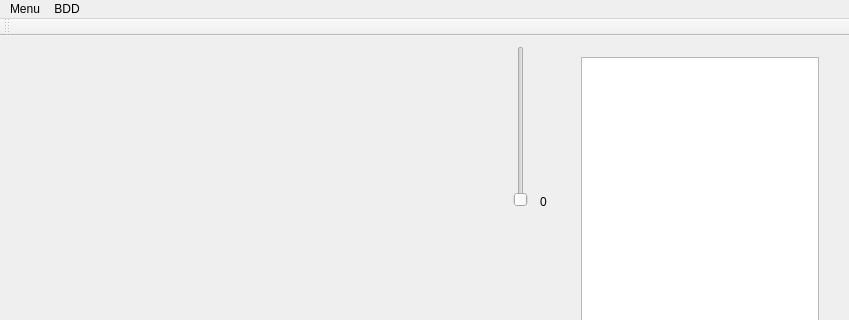
Old version of the form carte.ui in the repository s0lstice/carto-qt; both pictures show x 0 to 849 and y 0 to 320 of the 849 by 631 pixel window.
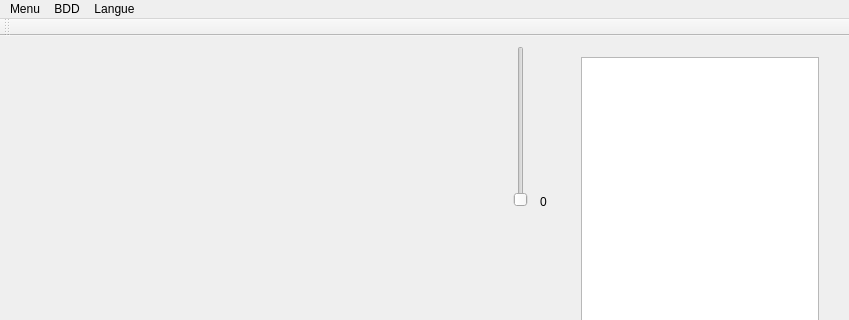
New version of the form.

```diff
--- a/carte.ui
+++ b/carte.ui
@@ -180,8 +180,16 @@
     <addaction name="actionGestion_BDD"/>
     <addaction name="actionExport_BDD"/>
    </widget>
+   <widget class="QMenu" name="menuLangue">
+    <property name="title">
+     <string>Langue</string>
+    </property>
+    <addaction name="actionAnglais"/>
+    <addaction name="actionFrancais"/>
+   </widget>
    <addaction name="menuMenu"/>
    <addaction name="menuBDD"/>
+   <addaction name="menuLangue"/>
   </widget>
   <widget class="QToolBar" name="mainToolBar">
    <attribute name="toolBarArea">
```
Left out of the diff: 12 changed lines with no effect on the pictures.
